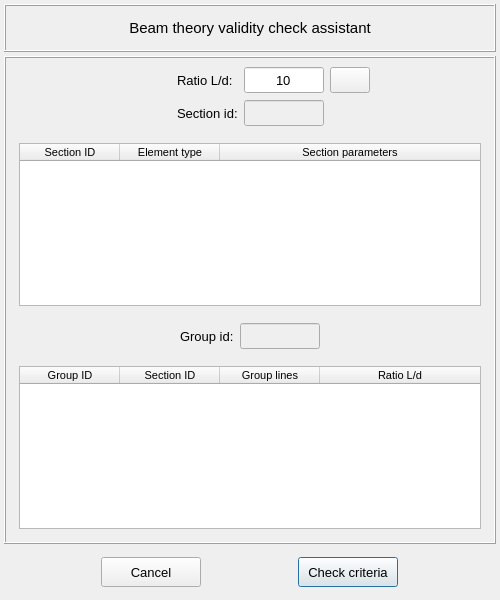
Qt form pulse/interface/data/ui_files/criterias/beam_criteria_assistant.ui (open-pulse/OpenPulse) before a commit.
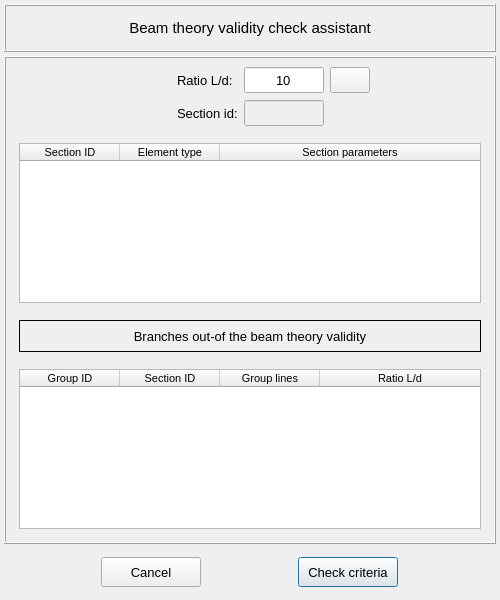
The same form after that commit. Icons and pictures are not drawn.

Commit message: Adjusts the beam criteria checker UI

What changed in the file:
```diff
--- a/pulse/interface/data/ui_files/criterias/beam_criteria_assistant.ui
+++ b/pulse/interface/data/ui_files/criterias/beam_criteria_assistant.ui
@@ -27,7 +27,7 @@
   </property>
   <property name="maximumSize">
    <size>
-    <width>500</width>
+    <width>600</width>
     <height>600</height>
    </size>
   </property>
@@ -479,42 +479,29 @@
         </property>
         <layout class="QGridLayout" name="gridLayout_6">
          <property name="leftMargin">
-          <number>4</number>
+          <number>9</number>
          </property>
          <property name="topMargin">
           <number>4</number>
          </property>
          <property name="rightMargin">
-          <number>4</number>
+          <number>9</number>
          </property>
          <property name="bottomMargin">
           <number>4</number>
          </property>
-         <item row="0" column="3">
-          <spacer name="horizontalSpacer_4">
-           <property name="orientation">
-            <enum>Qt::Horizontal</enum>
-           </property>
-           <property name="sizeHint" stdset="0">
-            <size>
-             <width>40</width>
-             <height>20</height>
-            </size>
-           </property>
-          </spacer>
-         </item>
-         <item row="0" column="1">
+         <item row="0" column="0">
           <widget class="QLabel" name="label_3">
            <property name="minimumSize">
             <size>
              <width>0</width>
-             <height>26</height>
+             <height>32</height>
             </size>
            </property>
            <property name="maximumSize">
             <size>
              <width>16777215</width>
-             <height>26</height>
+             <height>32</height>
             </size>
            </property>
            <property name="font">
@@ -522,54 +509,11 @@
              <pointsize>10</pointsize>
             </font>
            </property>
-           <property name="text">
-            <string>Group id:</string>
+           <property name="frameShape">
+            <enum>QFrame::Box</enum>
            </property>
-          </widget>
-         </item>
-         <item row="0" column="0">
-          <spacer name="horizontalSpacer_3">
-           <property name="orientation">
-            <enum>Qt::Horizontal</enum>
-           </property>
-           <property name="sizeHint" stdset="0">
-            <size>
-             <width>40</width>
-             <height>20</height>
-            </size>
-           </property>
-          </spacer>
-         </item>
-         <item row="0" column="2">
-          <widget class="QLineEdit" name="lineEdit_segment_id">
-           <property name="enabled">
-            <bool>false</bool>
-           </property>
-           <property name="minimumSize">
-            <size>
-             <width>80</width>
-             <height>26</height>
-            </size>
-           </property>
-           <property name="maximumSize">
-            <size>
-             <width>80</width>
-             <height>26</height>
-            </size>
-           </property>
-           <property name="font">
-            <font>
-             <pointsize>10</pointsize>
-            </font>
-           </property>
-           <property name="focusPolicy">
-            <enum>Qt::ClickFocus</enum>
-           </property>
-           <property name="styleSheet">
-            <string notr="true"/>
-           </property>
            <property name="text">
-            <string/>
+            <string>Branches out-of the beam theory validity</string>
            </property>
            <property name="alignment">
             <set>Qt::AlignCenter</set>
```
The commit also changes 2 other files.
